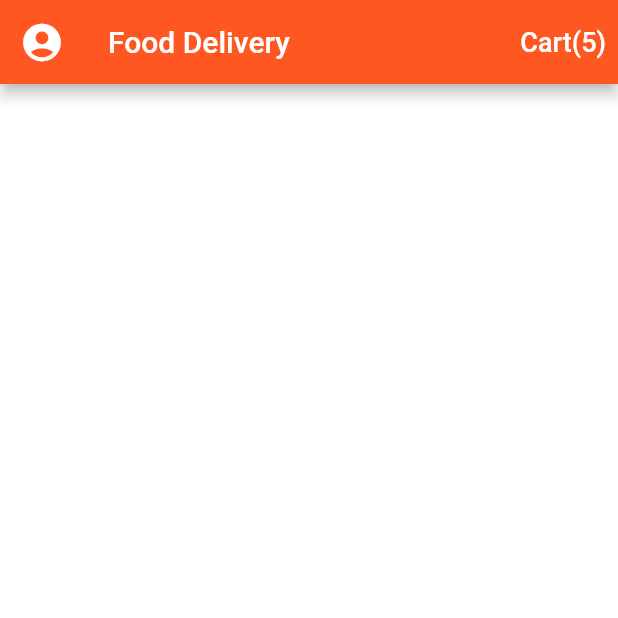
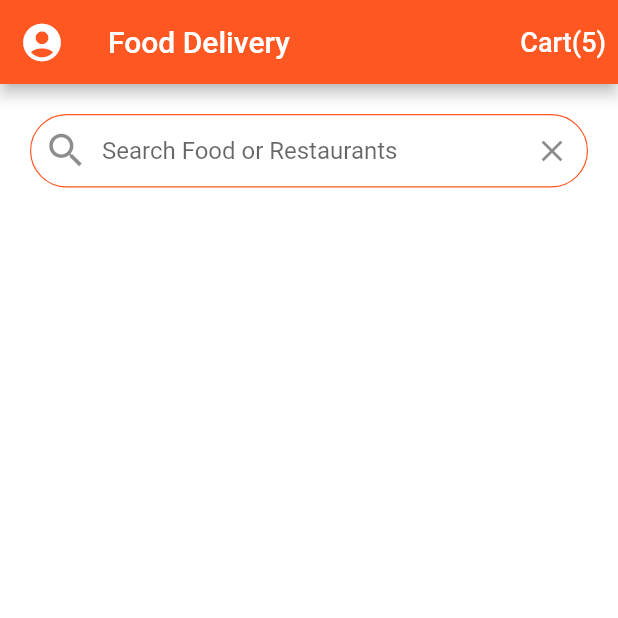
Before and after one commit to gvpinto/flutter_food_delivery, a Flutter app: the screen it shows after launch, on a phone screen of 412 x 824 dp, the top half of it. Run offline on Flutter 3.47's test engine with Material 2 defaults, Android fonts, the phone set to English and light mode, and no system bars.

Commit message:
completed section 2 - lesson 6

```diff
--- a/lib/screens/home_screen.dart
+++ b/lib/screens/home_screen.dart
@@ -1,5 +1,6 @@
 import 'package:flutter/material.dart';
 import 'package:flutter_food_delivery/data/data.dart';
+import 'package:flutter_food_delivery/screens/widgets/search.dart';
 
 class HomeScreen extends StatefulWidget {
   const HomeScreen({super.key});
@@ -30,6 +31,7 @@ class _HomeScreenState extends State<HomeScreen> {
           ),
         ],
       ),
+      body: Search(),
     );
   }
 }
--- /dev/null
+++ b/lib/screens/widgets/search.dart
@@ -0,0 +1,37 @@
+import 'package:flutter/material.dart';
+
+class Search extends StatelessWidget {
+  const Search({super.key});
+
+  @override
+  Widget build(BuildContext context) {
+    return Padding(
+      padding: const EdgeInsets.all(20.0),
+      child: TextField(
+        decoration: InputDecoration(
+          contentPadding: const EdgeInsets.symmetric(vertical: 15.0),
+          border: OutlineInputBorder(
+            borderRadius: BorderRadius.circular(30.0),
+            borderSide: const BorderSide(width: 0.8),
+          ),
+          enabledBorder: OutlineInputBorder(
+            borderRadius: BorderRadius.circular(30.0),
+            borderSide: BorderSide(
+              width: 0.8,
+              color: Theme.of(context).primaryColor,
+            ),
+          ),
+          hintText: 'Search Food or Restaurants',
+          prefixIcon: const Icon(
+            Icons.search,
+            size: 30.0,
+          ),
+          suffixIcon: IconButton(
+            icon: const Icon(Icons.clear),
+            onPressed: () {},
+          ),
+        ),
+      ),
+    );
+  }
+}
```
